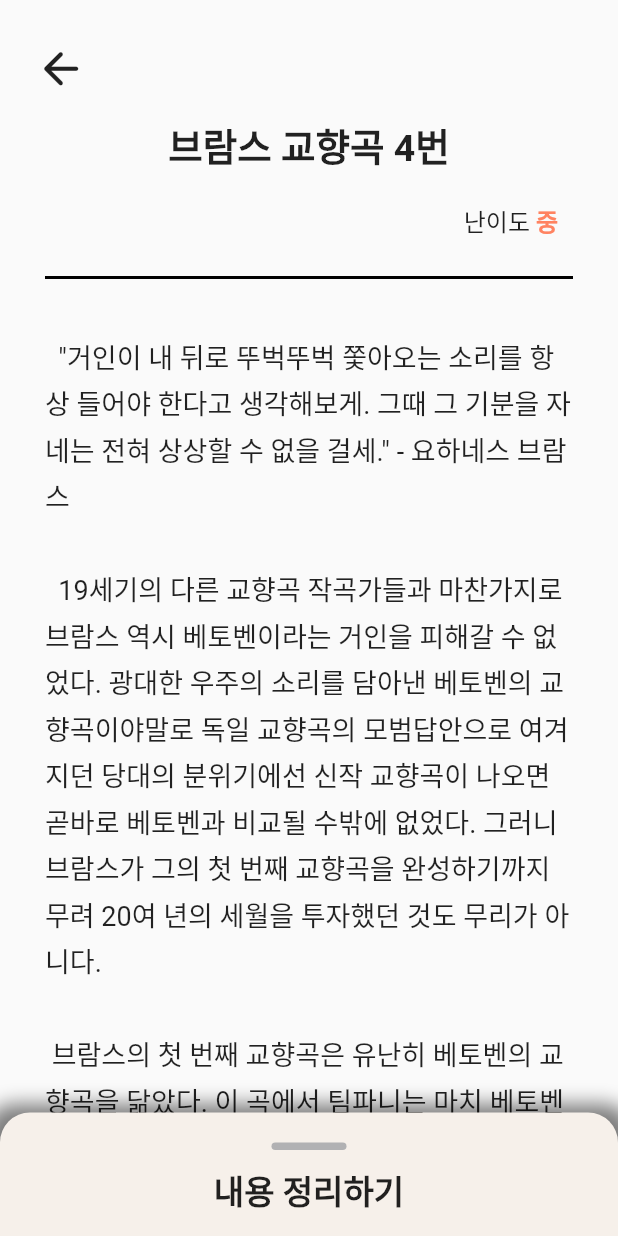
After one commit to readubble/client, a Flutter app: the ReadingArticleScreen screen opened by its route, on a phone screen of 412 x 824 dp. The commit adds this screen. Run offline on Flutter 3.47's test engine with Material 2 defaults, Android fonts, the phone set to English and light mode, and no system bars; our stand-ins replace image_picker, modal_progress_hud, smooth_page_indicator; missing offline and left inert: iphone_has_notch.

Commit message:
Feat: 내용 정리 bottom sheet

```diff
--- /dev/null
+++ b/lib/Screens/BottomSummarySheet.dart
@@ -0,0 +1,140 @@
+import 'package:flutter/material.dart';
+import '../main.dart';
+
+class BottomSummarySheet extends StatefulWidget {
+  const BottomSummarySheet({Key? key}) : super(key: key);
+
+  @override
+  State<BottomSummarySheet> createState() => _BottomSummarySheetState();
+}
+
+class _BottomSummarySheetState extends State<BottomSummarySheet> {
+  final PageController pageController = PageController(
+    initialPage: 0,
+  );
+  List<int> chosenAnswer = [0, 0, 0]; //총 3문제
+  String choice1 = "바로 다음의 해";
+  String choice2 = "올해";
+  String choice3 = "지난해";
+
+  @override
+  Widget build(BuildContext context) {
+    return DraggableScrollableSheet(
+      initialChildSize: 0.1,
+      minChildSize: 0.1,
+      maxChildSize: 1.0,
+      builder: (BuildContext context, ScrollController scrollController) {
+        return Container(
+          padding: EdgeInsets.symmetric(horizontal: 20, vertical: 10),
+          decoration: BoxDecoration(
+              color: myColor.shade600, // 배경 색상
+              borderRadius: BorderRadius.vertical(top: Radius.circular(20)),
+              boxShadow: [
+                BoxShadow(
+                    color: Colors.black.withOpacity(0.5),
+                    offset: Offset(0, 5),
+                    blurRadius: 10,
+                    spreadRadius: 10)
+              ] // 둥근 모서리
+              ),
+          child: SingleChildScrollView(
+            controller: scrollController,
+            child: Column(
+              children: [
+                SizedBox(
+                  height: 10,
+                ),
+                Container(
+                  //가로줄
+                  width: 50,
+                  height: 5,
+                  decoration: BoxDecoration(
+                      color: myColor.shade800,
+                      borderRadius: BorderRadius.circular(20)),
+                ),
+                SizedBox(
+                  height: 10,
+                ),
+                Text(
+                  "내용 정리하기",
+                  style: TextStyle(fontWeight: FontWeight.w600, fontSize: 22),
+                ),
+                SizedBox(
+                  height: 20,
+                ),
+                Text(
+                  "[문제 1]",
+                  style: TextStyle(fontWeight: FontWeight.w900, fontSize: 20),
+                ),
+                SizedBox(
+                  height: 20,
+                ),
+                Text(
+                  "‘이듬해’와 같은 뜻의 단어를 고르세요.",
+                  style: TextStyle(fontWeight: FontWeight.w600, fontSize: 18),
+                ),
+                SizedBox(
+                  height: 10,
+                ),
+                Column(
+                  children: [
+                    RadioListTile(
+                        title: Text(
+                          choice1,
+                          style: TextStyle(fontSize: 16),
+                        ),
+                        value: 1,
+                        groupValue: chosenAnswer[0],
+                        onChanged: (value) {
+                          setState(() {
+                            chosenAnswer[0] = value!;
+                          });
+                        }),
+                    RadioListTile(
+                        title: Text(
+                          choice2,
+                          style: TextStyle(fontSize: 16),
+                        ),
+                        value: 2,
+                        groupValue: chosenAnswer[0],
+                        onChanged: (value) {
+                          setState(() {
+                            chosenAnswer[0] = value!;
+                          });
+                        }),
+                    RadioListTile(
+                        title: Text(
+                          choice3,
+                          style: TextStyle(fontSize: 16),
+                        ),
+                        value: 3,
+                        groupValue: chosenAnswer[0],
+                        onChanged: (value) {
+                          setState(() {
+                            chosenAnswer[0] = value!;
+                          });
+                        }),
+                  ],
+                ),
+                Row(
+                  mainAxisAlignment: MainAxisAlignment.end,
+                  children: [
+                    ElevatedButton(
+                        onPressed: () {},
+                        child: Text(
+                          "다음",
+                          style: TextStyle(
+                              color: Colors.white,
+                              fontWeight: FontWeight.w600,
+                              fontSize: 15),
+                        )),
+                  ],
+                ),
+              ],
+            ),
+          ),
+        );
+      },
+    );
+  }
+}
--- a/lib/Screens/ReadingArticleScreen.dart
+++ b/lib/Screens/ReadingArticleScreen.dart
@@ -1,4 +1,7 @@
 import 'package:flutter/material.dart';
+
+import '../main.dart';
+import 'BottomSummarySheet.dart';
 
 class ReadingArticleScreen extends StatefulWidget {
   const ReadingArticleScreen({Key? key}) : super(key: key);
@@ -8,18 +11,101 @@ class ReadingArticleScreen extends StatefulWidget {
 }
 
 class _ReadingArticleScreenState extends State<ReadingArticleScreen> {
+  String thisText = """
+  \"거인이 내 뒤로 뚜벅뚜벅 쫓아오는 소리를 항상 들어야 한다고 생각해보게. 그때 그 기분을 자네는 전혀 상상할 수 없을 걸세.\" - 요하네스 브람스
+
+  19세기의 다른 교향곡 작곡가들과 마찬가지로 브람스 역시 베토벤이라는 거인을 피해갈 수 없었다. 광대한 우주의 소리를 담아낸 베토벤의 교향곡이야말로 독일 교향곡의 모범답안으로 여겨지던 당대의 분위기에선 신작 교향곡이 나오면 곧바로 베토벤과 비교될 수밖에 없었다. 그러니 브람스가 그의 첫 번째 교향곡을 완성하기까지 무려 20여 년의 세월을 투자했던 것도 무리가 아니다.
+
+ 브람스의 첫 번째 교향곡은 유난히 베토벤의 교향곡을 닮았다. 이 곡에서 팀파니는 마치 베토벤의 [교향곡 제5번]의 ‘운명’의 동기를 닮은 리듬을 집요하게 반복한다. 그 때문에 당대의 뛰어난 피아니스트이나 지휘자이며 음악평론가인 한스 폰 뷜로는 브람스의 [교향곡 제1번]을 가리켜 ‘베토벤의 제10번’이라 불렀다. 이후 브람스는 교향곡 두 곡을 더 작곡했는데, 그 중 [교향곡 제2번]은 ‘브람스의 전원’, [제3번]은 ‘브람스의 영웅’에 비유되면서 여전히 베토벤의 교향곡과 유사하다는 혐의에서 벗어나지 못했다. 하지만 [교향곡 제4번]은 진정한 브람스만의 음악이며 아무도 이 교향곡을 베토벤의 작품에 빗대지 않았다.
+
+ 1885년, 이미 세 곡의 훌륭한 교향곡을 통해 교향곡 작곡가로서의 능력을 입증해낸 브람스는 이제 인생의 말년에 접어들어 자신만의 음악적 깊이를 교향곡에 담아내고자 그의 마지막 교향곡의 작곡에 심혈을 기울였다. 이 곡은 브람스의 단조 교향곡들 가운데 유일하게 피날레에서 장조의 환희로 변하지 않고 단조의 우울함을 그대로 간직하고 있다. 이로써 브람스는 ‘어둠에서 광명으로’ 향하는 베토벤 풍의 구도를 버리고 어둠으로부터 비극으로 침잠해 가는 자신만의 교향곡 모델을 확립하게 된 것이다.
+
+ 브람스의 [교향곡 4번]은 1885년 10월 25일에 마이닝겐에서 작곡가 자신의 지휘로 초연되었다. 초연 후 11년이 지난 1896년, 브람스는 교향곡 제4번의 악보를 펼치고 1악장의 첫 4음인 B-G-E-C 위에 “오! 죽음이여, 오 죽음이여!”라고 적었다. 그리고 이듬해, 브람스는 영원한 안식을 찾았다.
+  """;
+
   @override
   Widget build(BuildContext context) {
-    return GestureDetector(
-      onHorizontalDragUpdate: (details) {
-        // -> 방향 스와이프 시 이전 페이지로 돌아감
-        if (details.delta.direction <= 0) {
-          Navigator.pop(context);
-        }
-      },
-      child: SafeArea(
-        child: Scaffold(body: Center(child: Text("브람스가 어쩌구"))),
-      ),
+    return SafeArea(
+      child: Scaffold(
+          body: Stack(children: [
+        SingleChildScrollView(
+          child: Padding(
+            padding: const EdgeInsets.fromLTRB(15, 20, 15, 70),
+            child: Column(
+              crossAxisAlignment: CrossAxisAlignment.start,
+              children: [
+                Container(
+                  alignment: Alignment.centerLeft,
+                  child: IconButton(
+                    icon: Icon(
+                      Icons.arrow_back_rounded,
+                      size: 35,
+                    ),
+                    onPressed: () => Navigator.pop(context),
+                  ),
+                ),
+                SizedBox(
+                  height: 10,
+                ),
+                Padding(
+                  padding: const EdgeInsets.symmetric(horizontal: 15.0),
+                  child: Column(
+                    children: [
+                      Text(
+                        "브람스 교향곡 4번",
+                        style: TextStyle(
+                            fontSize: 25, fontWeight: FontWeight.w600),
+                      ),
+                      SizedBox(
+                        height: 20,
+                      ),
+                      Row(
+                        mainAxisAlignment: MainAxisAlignment.end,
+                        children: [
+                          Text(
+                            "난이도 ",
+                            style: TextStyle(
+                              fontSize: 16,
+                            ),
+                          ),
+                          Text(
+                            "중",
+                            style: TextStyle(
+                                fontSize: 16,
+                                color: myColor.shade300,
+                                fontWeight: FontWeight.w600),
+                          ),
+                          SizedBox(
+                            width: 10,
+                          ),
+                        ],
+                      ),
+                      SizedBox(
+                        height: 10,
+                      ),
+                      Container(
+                        // 가로줄
+                        margin: const EdgeInsets.symmetric(vertical: 15),
+                        width: double.infinity,
+                        height: 2,
+                        color: Colors.black,
+                      ),
+                      SizedBox(
+                        height: 20,
+                      ),
+                      Text(
+                        thisText,
+                        style: TextStyle(fontSize: 18, height: 1.7),
+                      ),
+                    ],
+                  ),
+                ),
+              ],
+            ),
+          ),
+        ),
+        BottomSummarySheet(), // 하단 퀴즈, 글 요약하는 창
+      ])),
     );
   }
 }
--- a/lib/Screens/ReadingThumbnailScreen.dart
+++ b/lib/Screens/ReadingThumbnailScreen.dart
@@ -14,7 +14,7 @@ class _ReadingThumbnailScreenState extends State<ReadingThumbnailScreen> {
     return GestureDetector(
       onHorizontalDragUpdate: (details) {
         if (details.delta.direction > 0) {
-          // <- 방향 스로이프 시 다음 단계로 넘어감
+          // <- 방향 스와이프 시 다음 단계로 넘어감
           Navigator.of(context).pushNamed('/article');
         }
       },
@@ -27,7 +27,7 @@ class _ReadingThumbnailScreenState extends State<ReadingThumbnailScreen> {
                   borderRadius: BorderRadius.circular(0),
                   image: DecorationImage(
                     image: AssetImage('assets/images/hum1.jpeg'),
-                    fit: BoxFit.fitHeight,
+                    fit: BoxFit.cover,
                   ),
                 ),
                 child: Container(
@@ -53,24 +53,29 @@ class _ReadingThumbnailScreenState extends State<ReadingThumbnailScreen> {
                       SizedBox(
                         height: 10,
                       ),
+                      Text(
+                        "브람스 교향곡 4번",
+                        style: TextStyle(
+                            color: Colors.white,
+                            fontWeight: FontWeight.w600,
+                            fontSize: 30),
+                      ),
                       SizedBox(
-                        child: Text(
-                          "브람스 교향곡 4번",
+                        height: 10,
+                      ),
+                      Text("출처: 클래식 명곡 명연주, 최은규",
                           style: TextStyle(
-                              color: Colors.white,
-                              fontWeight: FontWeight.w600,
-                              fontSize: 30),
-                        ),
-                      ),
+                              color: Colors.white.withOpacity(0.5),
+                              fontSize: 15)),
                     ],
                   ),
                 ),
               ),
               Positioned(
-                top: 10,
-                left: 10,
+                top: 15,
+                left: 15,
                 child: IconButton(
-                  icon: Icon(
+                  icon: const Icon(
                     Icons.arrow_back_rounded,
                     color: Colors.white,
                     size: 35,
@@ -78,7 +83,7 @@ class _ReadingThumbnailScreenState extends State<ReadingThumbnailScreen> {
                   onPressed: () => Navigator.of(context).pop(),
                 ),
               ),
-              Positioned(
+              const Positioned(
                   top: 0,
                   bottom: 0,
                   right: 5,
--- a/lib/main.dart
+++ b/lib/main.dart
@@ -39,7 +39,7 @@ MaterialColor myColor = const MaterialColor(0xff84B7D9, {
   300: Color(0xffff8361), //짙은 산호색
   400: Color(0xffffae8c), //옅은 산호색
   500: Color(0xff0a4671), //네이비
-  600: Color(0xfffce2ed), //연핑크
+  600: Color(0xFFF6F0EA), //연베이지
   700: Color(0xffE3E2E8), //옅은 회색
   800: Color(0xffb1b1b3), //짙은 회색
 });
```
Also changed, not shown: 1 other file.
